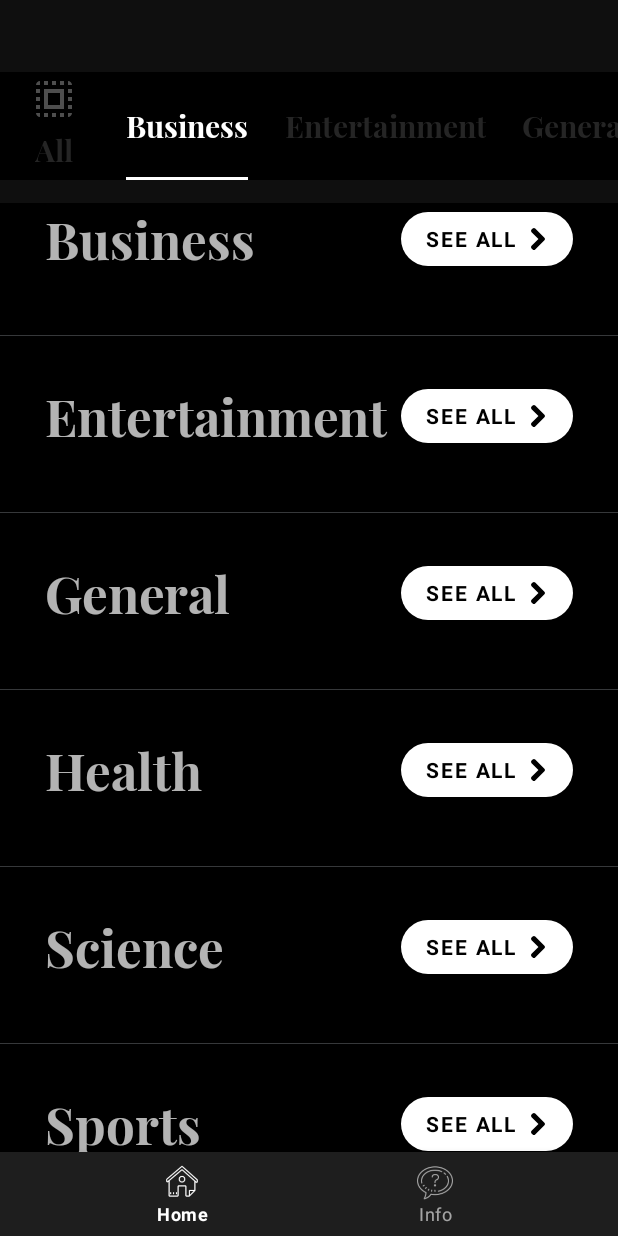
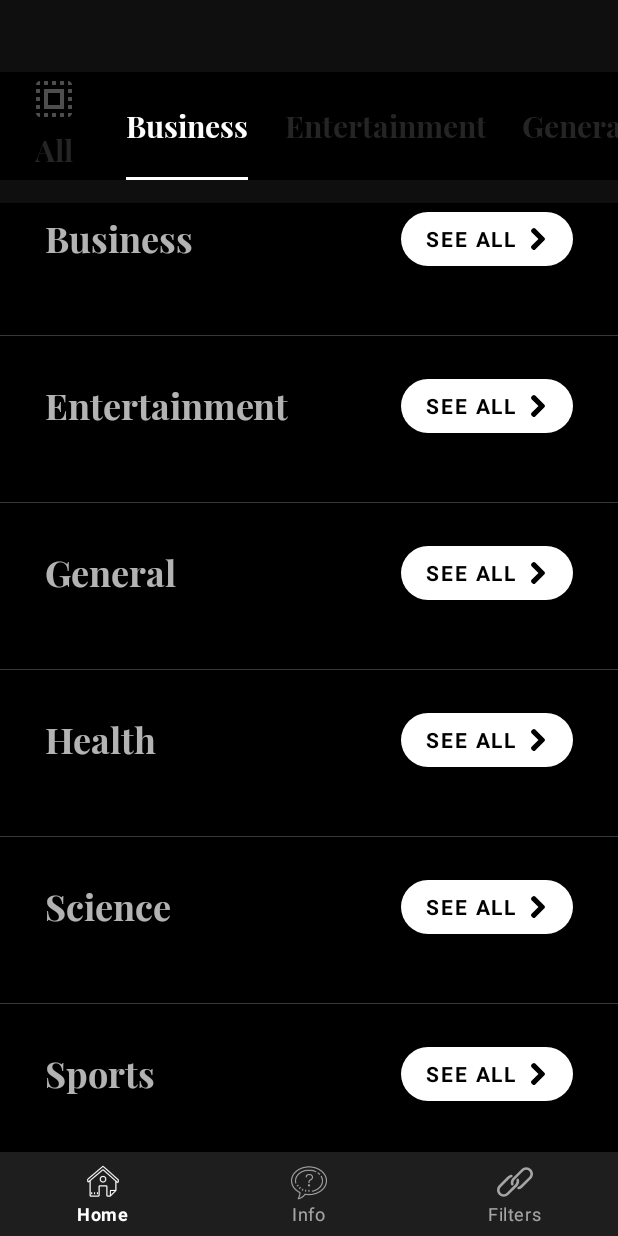
Before and after one commit to Is0git/NewsApp, an Android app: the screen it shows after launch (MainActivity), tab 2 chosen, on a phone screen of 412 x 824 dp. Run offline under Robolectric (Android 15) with nearby library versions, the phone set to English and light mode, and no system bars; our stand-ins replace Dagger/Hilt's generated code, Room's generated code, data binding, navigation-ui; libraries missing offline, so code that uses them is left out: androidx.hilt, androidx.hilt.lifecycle; plain views replace SpinKitView; 8 statements that could not run were skipped.

Commit message:
more detailed cosmoview

```diff
--- a/app/src/main/java/com/is0git/newsapp/paging/ViewAllPagingSource.kt
+++ b/app/src/main/java/com/is0git/newsapp/paging/ViewAllPagingSource.kt
@@ -23,7 +23,7 @@ class ViewAllPagingSource @Inject constructor(
             val pageNumber = params.key ?: pageStart
             val response = service.getTopHeadLines(pageNumber, params.loadSize, category, country)
             if (response.body() == null) {
-                return LoadResult.Error(Throwable("network error: ${response.message()}"))
+                return LoadResult.Error(Throwable("reached the end: ${response.message()}"))
             }
             return LoadResult.Page(response.body()!!.articles!!, null, pageNumber + 1)
         } catch (ex: IOException) {
--- a/app/src/main/res/drawable/ic_refresh.xml
+++ b/app/src/main/res/drawable/ic_refresh.xml
@@ -1,4 +1,4 @@
-<vector android:height="36dp" android:viewportHeight="512"
-    android:viewportWidth="512" android:width="36dp" xmlns:android="http://schemas.android.com/apk/res/android">
+<vector android:height="32dp" android:viewportHeight="512"
+    android:viewportWidth="512" android:width="32dp" xmlns:android="http://schemas.android.com/apk/res/android">
     <path android:fillColor="#FF000000" android:pathData="M403.678,272c0,40.005 -15.615,77.651 -43.989,106.011C331.33,406.385 293.683,422 253.678,422c-40.005,0 -77.651,-15.615 -106.011,-43.989c-28.374,-28.359 -43.989,-66.006 -43.989,-106.011s15.615,-77.651 43.989,-106.011C176.027,137.615 213.673,122 253.678,122c25.298,0 49.849,6.343 71.88,18.472L267.023,212h231.299L440.49,0l-57.393,70.13C344.323,45.14 299.865,32 253.678,32c-64.116,0 -124.395,24.961 -169.702,70.298C38.639,147.605 13.678,207.884 13.678,272s24.961,124.395 70.298,169.702C129.284,487.039 189.562,512 253.678,512s124.395,-24.961 169.702,-70.298c45.337,-45.308 70.298,-105.586 70.298,-169.702v-15h-90V272z"/>
 </vector>
--- a/app/src/main/res/menu/bottom_nav_menu.xml
+++ b/app/src/main/res/menu/bottom_nav_menu.xml
@@ -8,4 +8,8 @@
         android:id="@id/navigation_about"
         android:icon="@drawable/ic_info"
         android:title="@string/info" />
+    <item
+        android:id="@id/testFragment"
+        android:icon="@drawable/ic_link"
+        android:title="@string/filter" />
 </menu>
--- a/app/src/main/res/navigation/main_nav.xml
+++ b/app/src/main/res/navigation/main_nav.xml
@@ -55,4 +55,8 @@
             android:name="article"
             app:argType="com.is0git.newsapp.models.common.ArticlesItem" />
     </fragment>
+    <fragment
+        android:id="@+id/testFragment"
+        android:name="com.is0git.newsapp.ui.fragments.TestFragment"
+        android:label="TestFragment" />
 </navigation>
--- a/cosmoplanetview/src/main/java/com/is0git/cosmoplanetview/ui/CosmoPlanetView.kt
+++ b/cosmoplanetview/src/main/java/com/is0git/cosmoplanetview/ui/CosmoPlanetView.kt
@@ -4,11 +4,13 @@ import android.content.Context
 import android.content.res.TypedArray
 import android.graphics.*
 import android.util.AttributeSet
-import android.util.Log
 import android.view.View
+import androidx.annotation.DrawableRes
 import androidx.core.content.res.ResourcesCompat
 import androidx.core.graphics.transform
 import com.is0git.cosmoplanetview.R
+
+const val COSMO_PLANET_VIEW_TAG = "CosmoPlanetViewTag"
 
 class CosmoPlanetView : View {
     private lateinit var planetCirclePaint: Paint
@@ -23,11 +25,11 @@ class CosmoPlanetView : View {
             field = value
         }
     private var planetDiameter = 0f
-    private var atmosphereBlurRadius = 15f
+    private var atmosphereBlurRadius = 30f
     private var isShadowShown = true
     private lateinit var shadowPaint: Paint
     private var atmosphereColors = IntArray(3).apply {
-        this[0] = Color.WHITE
+        this[0] =  Color.parseColor("#a7ddf5")
         this[1] = Color.parseColor("#4480bf")
         this[2] = Color.TRANSPARENT
     }
@@ -36,7 +38,22 @@ class CosmoPlanetView : View {
             field = value
             invalidate()
         }
+    var spinX = 0f
+    var spinY = 0f
+    private var skinHeight: Int = 0
+    private var skinWidth: Int = 0
+    private lateinit var composeShader: Shader
+    private lateinit var planetAmbiancePaint: Paint
+    private lateinit var planetSkinPaint: Paint
+    private lateinit var sunReflectionPaint: Paint
+    private lateinit var planetBitmap: Bitmap
 
+    private var sunReflectionColors = IntArray(3).apply {
+        this[0] =  Color.parseColor("#b9e9ff")
+        this[1] = Color.parseColor("#4480bf")
+
+        this[2] = Color.BLACK
+    }
 
     constructor(context: Context?) : super(context) {
         init()
@@ -77,7 +94,12 @@ class CosmoPlanetView : View {
                 typedArray?.recycle()
             }
             atmosphereColor = ResourcesCompat.getColor(resources, atmosphereColorId, null)
+            planetAmbiancePaint = Paint()
             planetCirclePaint = Paint()
+            planetSkinPaint = Paint()
+            sunReflectionPaint = Paint().apply {
+                strokeWidth = 8f
+            }
             planetAtmospherePaint = Paint().apply {
                 style = Paint.Style.STROKE
                 strokeWidth = atmosphereWidth
@@ -103,31 +125,26 @@ class CosmoPlanetView : View {
         super.onSizeChanged(w, h, oldw, oldh)
         // atmosphere shader
         // planet shader
-        planetAtmospherePaint.shader = setAtmosphereGradient(w, h, atmosphereRotation)
-        val map = BitmapFactory.decodeResource(resources, R.drawable.test2)
-        val bitMapShader = BitmapShader(map, Shader.TileMode.REPEAT, Shader.TileMode.CLAMP)
-        val planetAmbianceShader = LinearGradient(
-            w.toFloat(),
-            0f,
-            w.toFloat() * atmosphereAmbianceRatio,
-            h.toFloat() * atmosphereAmbianceRatio,
-            Color.parseColor("#4480bf"),
-            Color.BLACK,
-            Shader.TileMode.CLAMP
-        )
-        val composeShader =
-            ComposeShader(bitMapShader, planetAmbianceShader, PorterDuff.Mode.LIGHTEN)
-        planetCirclePaint.shader = composeShader
-        planetCirclePaint.shader.transform {
-            this.setTranslate(300f, 0f)
-            this.setScale(0.4f, 0.4f)
+        planetAtmospherePaint.shader =
+            setAtmosphereGradient(w, h, atmosphereRotation, atmosphereColors)
+        setPlanetSkin(planetSkinPaint, R.drawable.yaya)
+        setAmbianceShader(planetAmbiancePaint, w.toFloat(), h.toFloat())
+//        composeShader =
+//            ComposeShader(bitMapShader, planetAmbianceShader, PorterDuff.Mode.SCREEN)
+//        planetCirclePaint.shader = composeShader
+        sunReflectionPaint.shader = setAtmosphereGradient(w, h, atmosphereRotation, sunReflectionColors)
+        sunReflectionPaint.apply {
+            style = Paint.Style.STROKE
+            strokeWidth = 5f
+            maskFilter = BlurMaskFilter(8f, BlurMaskFilter.Blur.NORMAL)
         }
+        setSpin(-0.6f, 0.8f)
         // shadow
         shadowPaint.shader = LinearGradient(
             width * 0.3f,
             height.toFloat() * 0.6f,
-            width.toFloat(),
-            0f,
+            width.toFloat() * 0.8f,
+            height - (height * 0.8f),
             ResourcesCompat.getColor(resources, R.color.colorBackground, null),
             Color.TRANSPARENT,
             Shader.TileMode.CLAMP
@@ -140,13 +157,57 @@ class CosmoPlanetView : View {
         }
     }
 
-    private fun setAtmosphereGradient(w: Int, h: Int, multiplier: Float): LinearGradient {
+    private fun setAmbianceShader(paint: Paint, w: Float, h: Float) {
+        paint.shader = LinearGradient(
+            w,
+            0f,
+            w * atmosphereAmbianceRatio,
+            h * atmosphereAmbianceRatio,
+            Color.parseColor("#4480bf"),
+            Color.TRANSPARENT,
+            Shader.TileMode.CLAMP
+        )
+    }
+
+    private fun setPlanetSkin(paint: Paint, @DrawableRes skinId: Int) {
+        val map = BitmapFactory.decodeResource(resources, skinId)
+        val mapWidthFloat = map.width.toFloat()
+        val mapHeightFloat = map.height.toFloat()
+        val matrix = Matrix()
+        matrix.setPolyToPoly(
+            floatArrayOf(
+                0f, 0f,
+                mapWidthFloat, 0f,
+                mapWidthFloat, mapHeightFloat,
+                0f, mapHeightFloat
+            ), 0,
+            floatArrayOf(
+                0f, mapHeightFloat * 0f,
+                mapWidthFloat * 0.2f, 0f,
+                mapWidthFloat * 0.2f, mapHeightFloat * 0.2f,
+                0f, mapHeightFloat * 0.2f
+            ), 0,
+            4)
+        val matrixBitmap = Bitmap.createBitmap(map, 0, 0, map.width, map.height, matrix, true)
+        planetBitmap = matrixBitmap
+        val bitMapShader = BitmapShader(map, Shader.TileMode.REPEAT, Shader.TileMode.MIRROR)
+        paint.shader = bitMapShader
+        skinHeight = map.height
+        skinWidth = map.width
+    }
+
+    private fun setAtmosphereGradient(
+        w: Int,
+        h: Int,
+        multiplier: Float,
+        colors: IntArray
+    ): LinearGradient {
         return LinearGradient(
             w.toFloat(),
-            0f,
+            h.toFloat() * 0.35f,
             w.toFloat() * 0.5f + (0.5f * multiplier),
-            h.toFloat() - (1 * multiplier),
-            atmosphereColors,
+            h.toFloat() * 0.5f - (1 * multiplier),
+            colors,
             null,
             Shader.TileMode.CLAMP
         )
@@ -157,12 +218,32 @@ class CosmoPlanetView : View {
         val path = Path()
         path.addCircle(middle, middle, planetRadius - 50, Path.Direction.CW)
         if (atmosphereRotation > 0f) planetAtmospherePaint.shader =
-            setAtmosphereGradient(width, height, atmosphereRotation)
-        Log.d("CANVAS", " ${atmosphereRotation}")
-        canvas.drawPath(path, planetCirclePaint)
-        canvas.drawPath(path, planetAtmospherePaint)
+            setAtmosphereGradient(width, height, atmosphereRotation, atmosphereColors)
+        canvas.drawPath(path, planetSkinPaint)
+        canvas.drawPath(path, planetAmbiancePaint)
+        canvas.drawCircle(middle, middle, planetRadius - 60, planetAtmospherePaint)
+        canvas.drawCircle(middle, middle, planetRadius - 50, sunReflectionPaint)
         if (isShadowShown) {
             canvas.drawPath(path, shadowPaint)
         }
     }
+
+    fun setSpin(spinX: Float, spinY: Float) {
+//        val matrix = Matrix()
+//        matrix.
+        planetSkinPaint.shader.transform {
+            this.setScale(0.4f, 0.4f)
+            postTranslate(spinX * skinWidth, 0f)
+
+        }
+    }
+
+    fun setComposeSpin(spinX: Float, spinY: Float) {
+//        val matrix = Matrix()
+//        matrix.
+        planetCirclePaint.shader.transform {
+            this.setScale(0.6f, 0.6f)
+            postTranslate(spinX * skinWidth, 0f)
+        }
+    }
 }
--- a/multicategorylayout/src/main/java/com/is0git/multicategorylayout/ui/view_creators/CategoryUIFactory.kt
+++ b/multicategorylayout/src/main/java/com/is0git/multicategorylayout/ui/view_creators/CategoryUIFactory.kt
@@ -32,7 +32,7 @@ object CategoryUIFactory {
             text = title
             setTextSize(
                 TypedValue.COMPLEX_UNIT_PX,
-                resources.getDimension(R.dimen.material_text_headline4)
+                resources.getDimension(R.dimen.material_text_headline5)
             )
             setSingleLine()
             ellipsize = TextUtils.TruncateAt.END
```
Also changed, not shown: app/src/main/java/com/is0git/newsapp/ui/fragments/TestFragment.kt (added, +48 -0 lines), app/src/main/res/layout/test_fragment_layout.xml (added, +29 -0 lines), cosmoplanetview/src/main/res/drawable/earth2.jpg (added), cosmoplanetview/src/main/res/drawable/earth4.jpg (added), cosmoplanetview/src/main/res/drawable/earth4k.jpg (added), cosmoplanetview/src/main/res/drawable/earth_pinched.jpg (added), cosmoplanetview/src/main/res/drawable/yaya.jpg (added).
